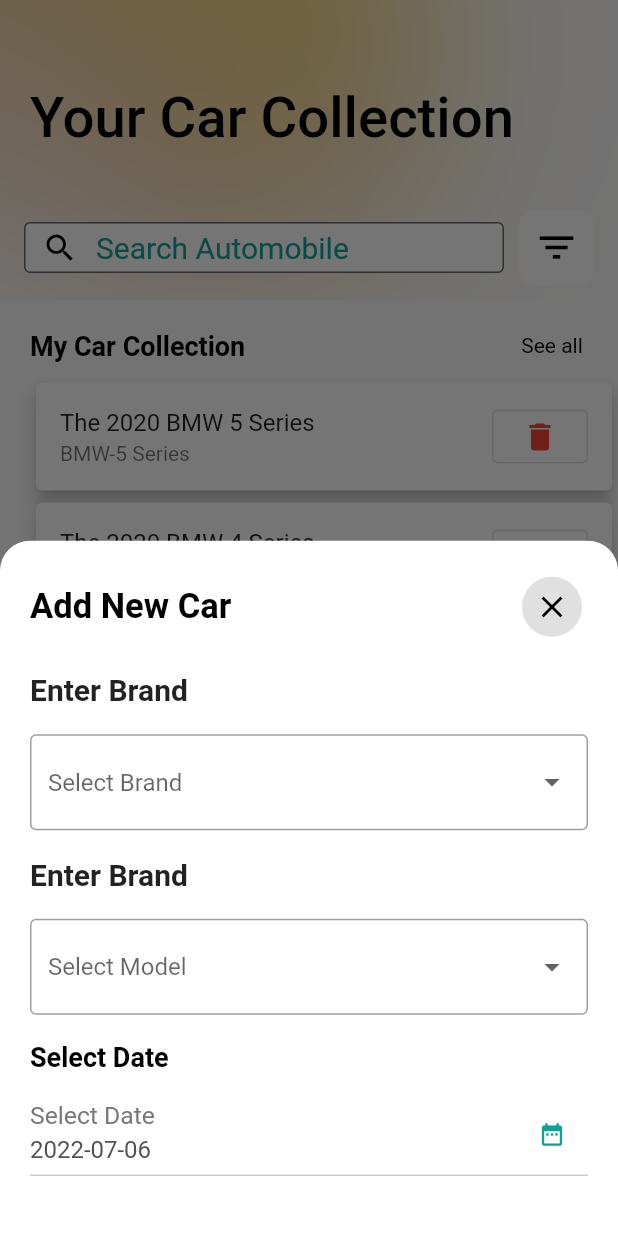
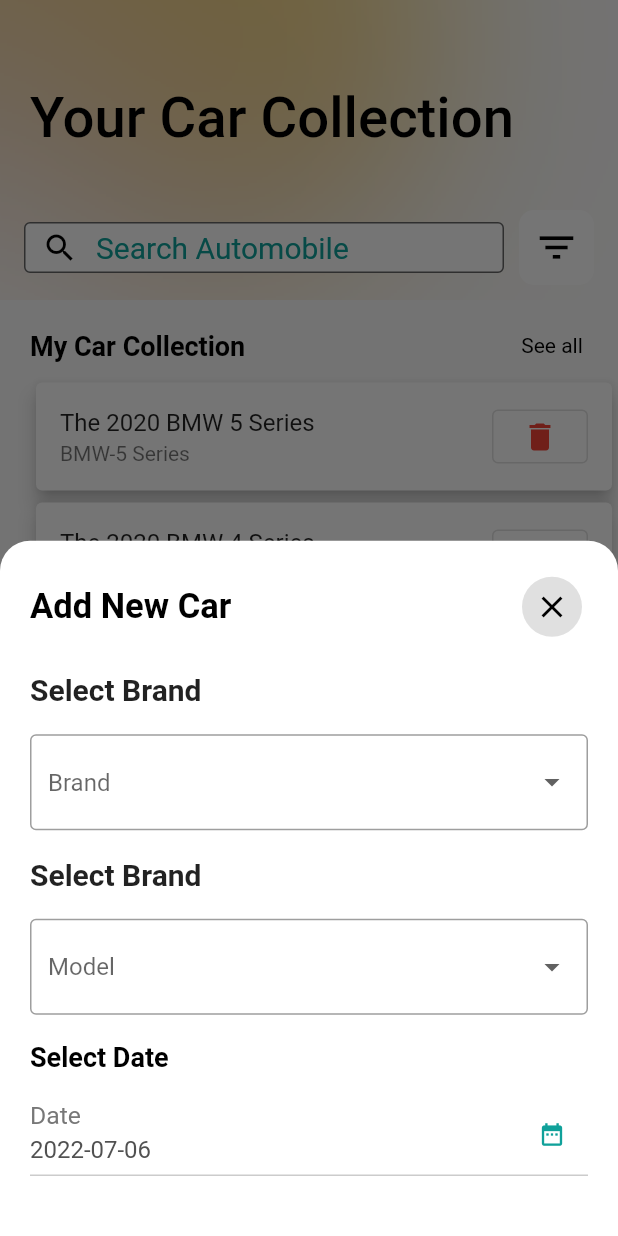
Before and after one commit to danbeyene/carismatic_automobile_search_app, a Flutter app: the TabHomePage screen opened directly, after a tap on the "add" icon, on a phone screen of 412 x 824 dp. Run offline on Flutter 3.47's test engine with Material 2 defaults, Android fonts, the phone set to English and light mode, and no system bars; drawn by our look-alikes of flutter_typeahead; our stand-ins replace cached_network_image, flashy_tab_bar2, flutter_html, fluttertoast, google_maps_flutter, google_mobile_ads and 3 more; network calls fail.

Commit message:
update ui

```diff
--- a/carsimatic_app/lib/ui/home/tab_home.dart
+++ b/carsimatic_app/lib/ui/home/tab_home.dart
@@ -537,7 +537,7 @@ class _TabHomePageState extends State<TabHomePage> with TickerProviderStateMixin
                     ),
                     const SizedBox(height: 20,),
                     // Enter Name
-                    const Text("Enter Brand", style: TextStyle(fontWeight: FontWeight.bold, fontSize: 20),),
+                    const Text("Select Brand", style: TextStyle(fontWeight: FontWeight.bold, fontSize: 20),),
                     const SizedBox(height: 10,),
                     Container(
                       margin: const EdgeInsets.symmetric(vertical: 8),
@@ -545,7 +545,7 @@ class _TabHomePageState extends State<TabHomePage> with TickerProviderStateMixin
                         decoration: const InputDecoration(
                           border: OutlineInputBorder(),
                         ),
-                        hint: const Text("Select Brand"),
+                        hint: const Text("Brand"),
                         value: _valBrand,
                         items: _brandList.map((value) {
                           return DropdownMenuItem<String>(
@@ -563,7 +563,7 @@ class _TabHomePageState extends State<TabHomePage> with TickerProviderStateMixin
 
                     const SizedBox(height: 10,),
                     // brand filter
-                    const Text("Enter Brand", style: TextStyle(fontWeight: FontWeight.bold, fontSize: 20),),
+                    const Text("Select Brand", style: TextStyle(fontWeight: FontWeight.bold, fontSize: 20),),
                     const SizedBox(height: 10,),
                     Container(
                       margin: const EdgeInsets.symmetric(vertical: 8),
@@ -571,7 +571,7 @@ class _TabHomePageState extends State<TabHomePage> with TickerProviderStateMixin
                         decoration: const InputDecoration(
                           border: OutlineInputBorder(),
                         ),
-                        hint: const Text("Select Model"),
+                        hint: const Text("Model"),
                         value: _valModel,
                         items: _modelList.map((value) {
                           return DropdownMenuItem<String>(
@@ -611,7 +611,7 @@ class _TabHomePageState extends State<TabHomePage> with TickerProviderStateMixin
                           focusedBorder: UnderlineInputBorder(
                               borderSide:
                               BorderSide(color: PRIMARY_COLOR, width: 2.0)),
-                          labelText: 'Select Date',
+                          labelText: 'Date',
                           labelStyle: TextStyle(fontSize: 22 ,color: BLACK_GREY),
                         ),
                       ),
```
